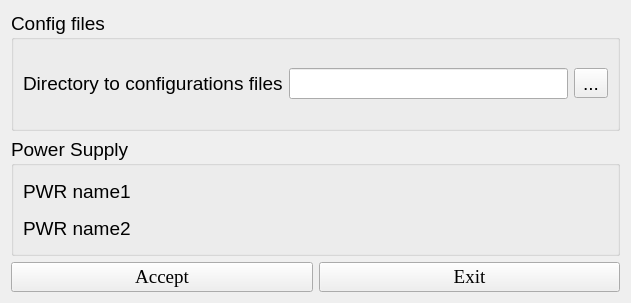
This is settings_spik.ui in IgorTabachnik/SPIK_Control as Qt 5 draws it before an edit. The edited form follows.
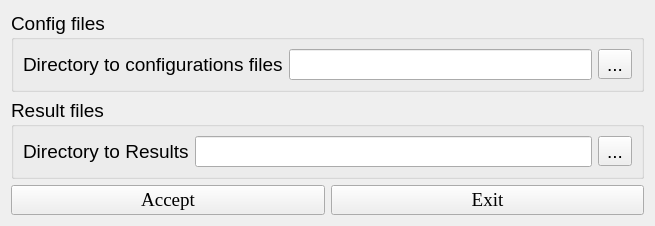
This is the edited form.

Patch:
```diff
--- a/settings_spik.ui
+++ b/settings_spik.ui
@@ -6,14 +6,14 @@
    <rect>
     <x>0</x>
     <y>0</y>
-    <width>631</width>
-    <height>303</height>
+    <width>655</width>
+    <height>207</height>
    </rect>
   </property>
   <property name="windowTitle">
    <string>Form</string>
   </property>
-  <layout class="QGridLayout" name="gridLayout_4">
+  <layout class="QGridLayout" name="gridLayout_3">
    <item row="0" column="0" colspan="2">
     <widget class="QGroupBox" name="groupBox">
      <property name="font">
@@ -24,7 +24,7 @@
      <property name="title">
       <string>Config files</string>
      </property>
-     <layout class="QGridLayout" name="gridLayout_2">
+     <layout class="QGridLayout" name="gridLayout_5">
       <item row="0" column="0">
        <layout class="QGridLayout" name="gridLayout">
         <item row="0" column="0">
@@ -49,6 +49,57 @@
      </layout>
     </widget>
    </item>
+   <item row="1" column="0" colspan="2">
+    <widget class="QGroupBox" name="groupBox_2">
+     <property name="font">
+      <font>
+       <pointsize>14</pointsize>
+      </font>
+     </property>
+     <property name="title">
+      <string>Result files</string>
+     </property>
+     <layout class="QGridLayout" name="gridLayout_4">
+      <item row="0" column="0">
+       <layout class="QGridLayout" name="gridLayout_2">
+        <item row="0" column="0">
+         <widget class="QLabel" name="label_2">
+          <property name="font">
+           <font>
+            <pointsize>14</pointsize>
+           </font>
+          </property>
+          <property name="text">
+           <string>Directory to Results</string>
+          </property>
+         </widget>
+        </item>
+        <item row="0" column="1">
+         <widget class="QLineEdit" name="lineEdit_2">
+          <property name="font">
+           <font>
+            <pointsize>14</pointsize>
+           </font>
+          </property>
+         </widget>
+        </item>
+        <item row="0" column="2">
+         <widget class="QToolButton" name="toolButton_2">
+          <property name="font">
+           <font>
+            <pointsize>14</pointsize>
+           </font>
+          </property>
+          <property name="text">
+           <string>...</string>
+          </property>
+         </widget>
+        </item>
+       </layout>
+      </item>
+     </layout>
+    </widget>
+   </item>
    <item row="2" column="0">
     <widget class="QPushButton" name="pushButton">
      <property name="font">
@@ -78,34 +129,6 @@
      </property>
     </widget>
    </item>
-   <item row="1" column="0" colspan="2">
-    <widget class="QGroupBox" name="groupBox_2">
-     <property name="font">
-      <font>
-       <pointsize>14</pointsize>
-      </font>
-     </property>
-     <property name="title">
-      <string>Power Supply</string>
-     </property>
-     <layout class="QGridLayout" name="gridLayout_3">
-      <item row="0" column="0">
-       <widget class="QLabel" name="label_2">
-        <property name="text">
-         <string>PWR name1</string>
-        </property>
-       </widget>
-      </item>
-      <item row="1" column="0">
-       <widget class="QLabel" name="label_3">
-        <property name="text">
-         <string>PWR name2</string>
-        </property>
-       </widget>
-      </item>
-     </layout>
-    </widget>
-   </item>
   </layout>
  </widget>
  <resources/>
```
